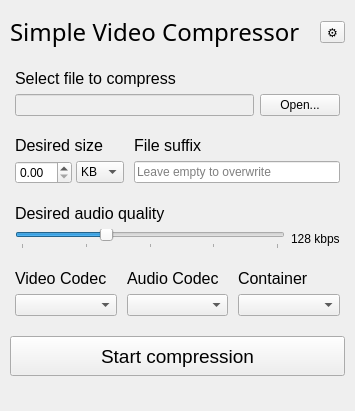
The window that mainwindow.ui (Thurinum/simple-media-encoder) describes before a commit, drawn with Qt 5.
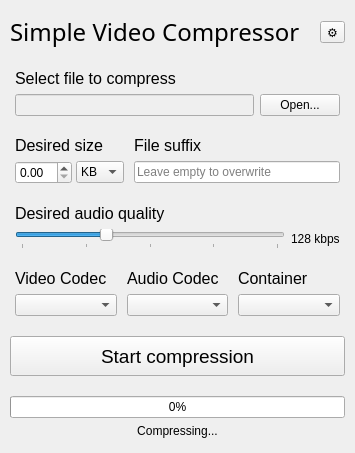
The same window after the commit. Icons and pictures are not drawn.

Commit message: ui: Replace loading spinner by progress bar

Patch:
```diff
--- a/mainwindow.ui
+++ b/mainwindow.ui
@@ -592,7 +592,7 @@
       <property name="maximumSize">
        <size>
         <width>16777215</width>
-        <height>0</height>
+        <height>16777215</height>
        </size>
       </property>
       <layout class="QVBoxLayout" name="progressLayout">
```
The commit also changes 2 other files.
